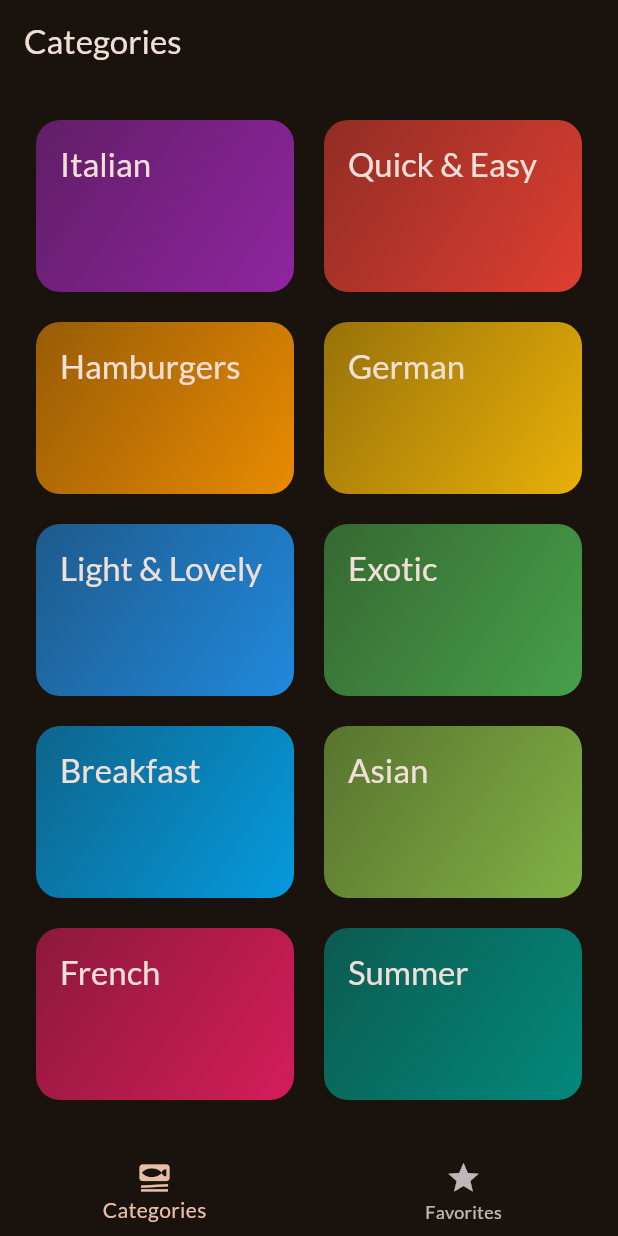
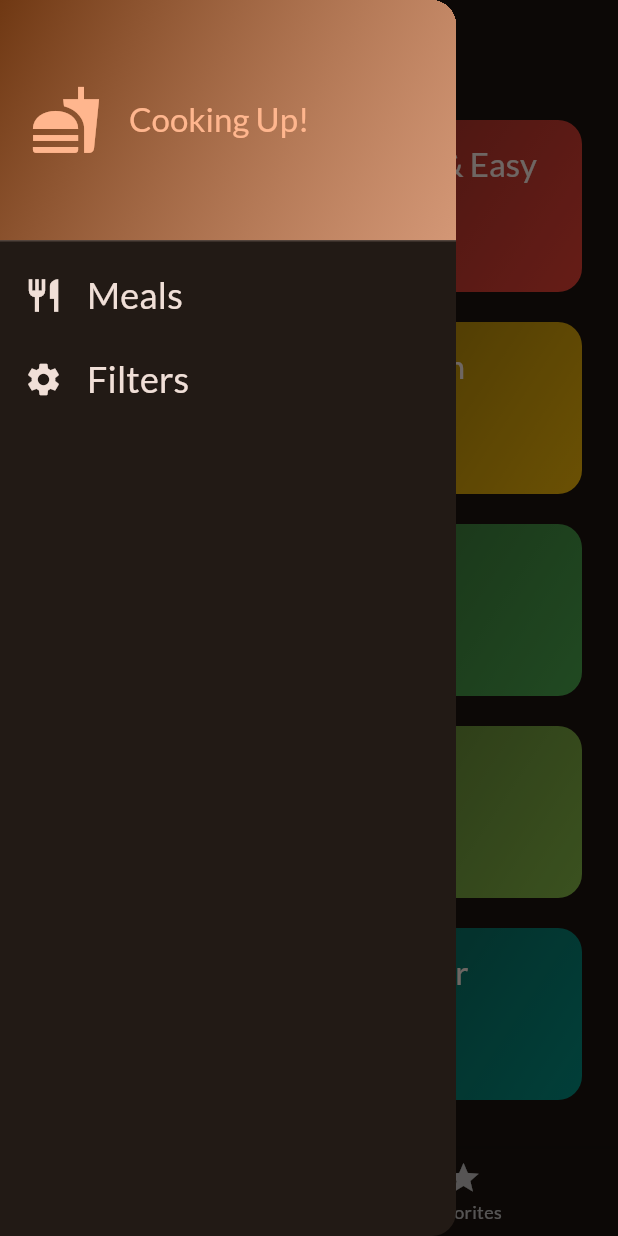
Before and after one commit to paulohc/flutter-meals, a Flutter app: the screen it shows after launch, with the side drawer open (before the commit the screen has no drawer), on a phone screen of 412 x 824 dp. Run offline on Flutter 3.47's test engine with Material 3 defaults, Android fonts, the phone set to English and light mode, and no system bars; our stand-ins replace google_fonts, transparent_image.

Commit message:
feat: add side drawer

```diff
--- a/lib/screens/tabs.dart
+++ b/lib/screens/tabs.dart
@@ -2,6 +2,7 @@ import 'package:flutter/material.dart';
 import 'package:meals/models/meal.dart';
 import 'package:meals/screens/categories.dart';
 import 'package:meals/screens/meals.dart';
+import 'package:meals/widgets/main_drawer.dart';
 
 class TabScreen extends StatefulWidget {
   const TabScreen({super.key});
@@ -67,6 +68,7 @@ class _TabScreenState extends State<TabScreen> {
       appBar: AppBar(
         title: Text(activePageTitle),
       ),
+      drawer: const MainDrawer(),
       body: activePage,
       bottomNavigationBar: BottomNavigationBar(
         onTap: _selectPage,
--- /dev/null
+++ b/lib/widgets/main_drawer.dart
@@ -0,0 +1,78 @@
+import 'package:flutter/material.dart';
+
+class MainDrawer extends StatelessWidget {
+  const MainDrawer({super.key});
+
+  @override
+  Widget build(BuildContext context) {
+    final theme = Theme.of(context);
+    final colorScheme = theme.colorScheme;
+    final textTheme = theme.textTheme;
+
+    return Drawer(
+      child: Column(
+        children: [
+          DrawerHeader(
+            padding: const EdgeInsets.all(20),
+            decoration: BoxDecoration(
+              gradient: LinearGradient(
+                colors: [
+                  colorScheme.primaryContainer,
+                  colorScheme.primary.withOpacity(0.8),
+                ],
+                begin: Alignment.topLeft,
+                end: Alignment.bottomRight,
+              ),
+            ),
+            child: Row(
+              children: [
+                Icon(
+                  Icons.fastfood,
+                  size: 48,
+                  color: colorScheme.primary,
+                ),
+                const SizedBox(width: 18),
+                Text(
+                  'Cooking Up!',
+                  style: textTheme.titleLarge!.copyWith(
+                    color: colorScheme.primary,
+                  ),
+                ),
+              ],
+            ),
+          ),
+          ListTile(
+            leading: Icon(
+              Icons.restaurant,
+              size: 26,
+              color: colorScheme.onBackground,
+            ),
+            title: Text(
+              'Meals',
+              style: textTheme.titleSmall!.copyWith(
+                color: colorScheme.onBackground,
+                fontSize: 24,
+              ),
+            ),
+            onTap: () {},
+          ),
+          ListTile(
+            leading: Icon(
+              Icons.settings,
+              size: 26,
+              color: colorScheme.onBackground,
+            ),
+            title: Text(
+              'Filters',
+              style: textTheme.titleSmall!.copyWith(
+                color: colorScheme.onBackground,
+                fontSize: 24,
+              ),
+            ),
+            onTap: () {},
+          ),
+        ],
+      ),
+    );
+  }
+}
```
